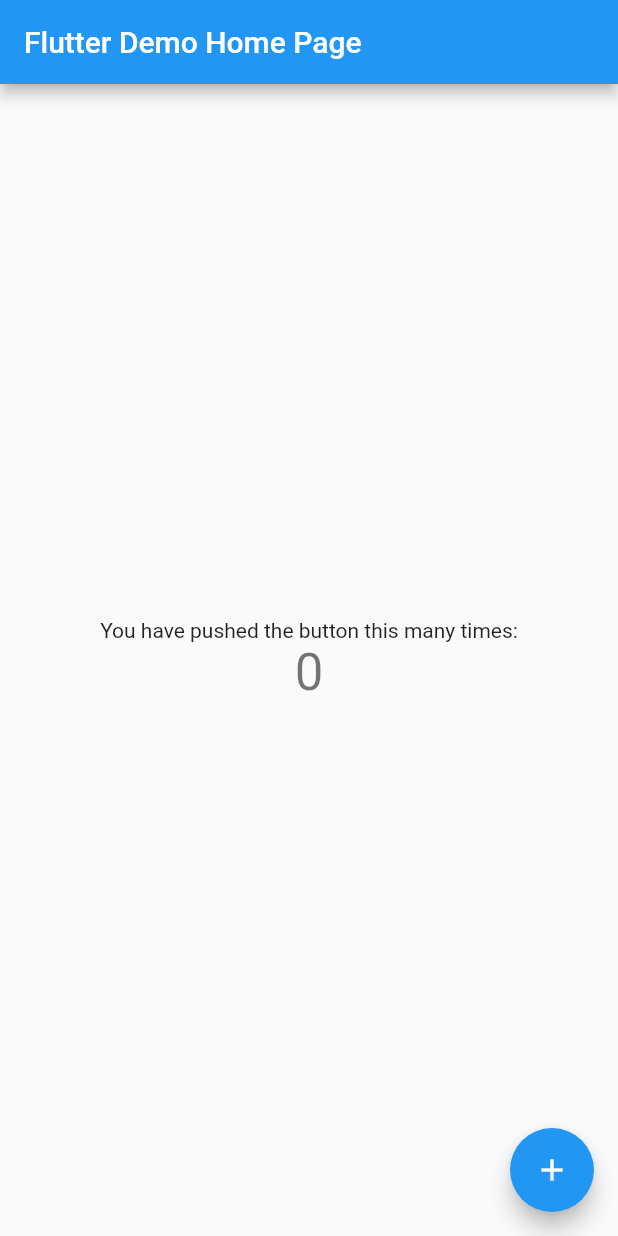
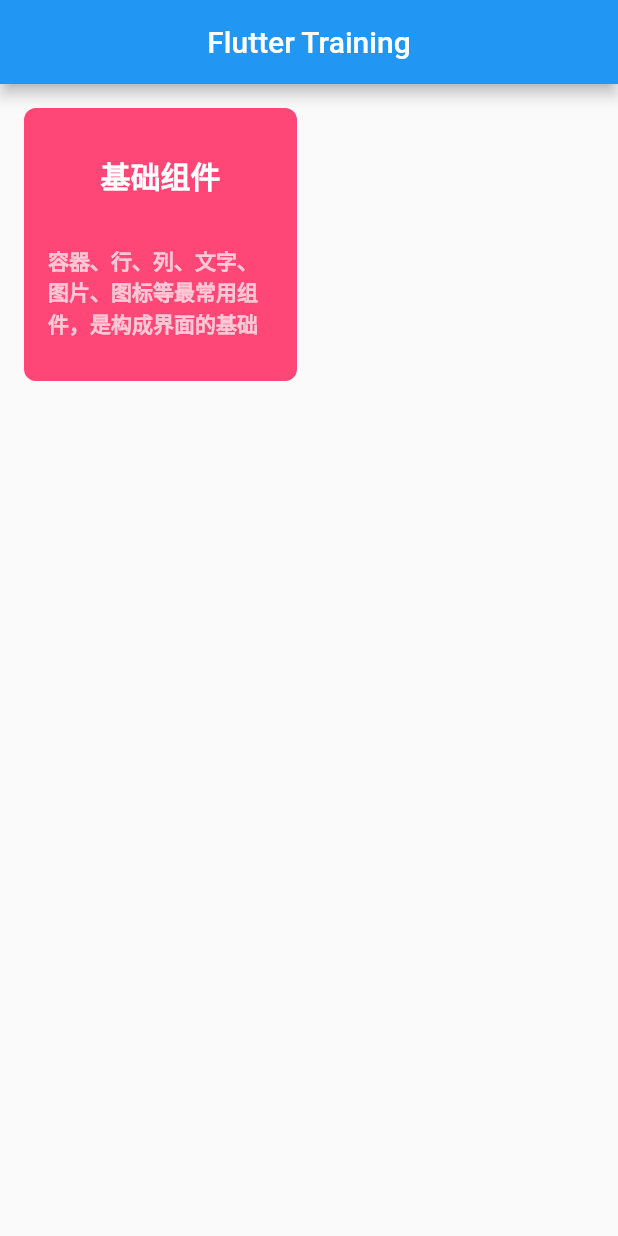
Before and after one commit to SmallStoneSK/flutter_training_app, a Flutter app: the screen it shows after launch, on a phone screen of 412 x 824 dp. Run offline on Flutter 3.47's test engine with Material 2 defaults, Android fonts, the phone set to English and light mode, and no system bars.

```diff
--- a/lib/main.dart
+++ b/lib/main.dart
@@ -1,111 +1,122 @@
 import 'package:flutter/material.dart';
+
+import 'basic_widgets/index.dart';
 
 void main() => runApp(MyApp());
 
 class MyApp extends StatelessWidget {
-  // This widget is the root of your application.
   @override
   Widget build(BuildContext context) {
     return MaterialApp(
       title: 'Flutter Demo',
       theme: ThemeData(
-        // This is the theme of your application.
-        //
-        // Try running your application with "flutter run". You'll see the
-        // application has a blue toolbar. Then, without quitting the app, try
-        // changing the primarySwatch below to Colors.green and then invoke
-        // "hot reload" (press "r" in the console where you ran "flutter run",
-        // or simply save your changes to "hot reload" in a Flutter IDE).
-        // Notice that the counter didn't reset back to zero; the application
-        // is not restarted.
         primarySwatch: Colors.blue,
       ),
-      home: MyHomePage(title: 'Flutter Demo Home Page'),
+      home: HomePage(),
+      routes: {
+        'basic_widgets': (context) => BasicWidgetsDemo()
+      },
     );
   }
 }
 
-class MyHomePage extends StatefulWidget {
-  MyHomePage({Key key, this.title}) : super(key: key);
+/// 颜色
+const List<Color> COLORS = [
+  Color(0xFFFF4777),
+  Color(0xFFCA6924),
+  Color(0xFF00BC12),
+  Color(0xFF725E82),
+  Color(0xFFFFA400),
+  Color(0xFFDD7160),
+  Color(0xFF5D513C),
+  Color(0xFFD180D2),
+];
 
-  // This widget is the home page of your application. It is stateful, meaning
-  // that it has a State object (defined below) that contains fields that affect
-  // how it looks.
+/// 例子
+const DEMOS = [
+  Demo(
+    title: '基础组件',
+    description: '容器、行、列、文字、图片、图标等最常用组件，是构成界面的基础',
+    routeName: 'basic_widgets',
+  ),
+];
 
-  // This class is the configuration for the state. It holds the values (in this
-  // case the title) provided by the parent (in this case the App widget) and
-  // used by the build method of the State. Fields in a Widget subclass are
-  // always marked "final".
-
+class Demo {
+  /// 标题
   final String title;
 
-  @override
-  _MyHomePageState createState() => _MyHomePageState();
-}
+  /// 描述
+  final String description;
 
-class _MyHomePageState extends State<MyHomePage> {
-  int _counter = 0;
+  /// 路由名
+  final String routeName;
 
-  void _incrementCounter() {
-    setState(() {
-      // This call to setState tells the Flutter framework that something has
-      // changed in this State, which causes it to rerun the build method below
-      // so that the display can reflect the updated values. If we changed
-      // _counter without calling setState(), then the build method would not be
-      // called again, and so nothing would appear to happen.
-      _counter++;
+  const Demo({
+    this.title,
+    this.description,
+    this.routeName,
   });
 }
 
+class HomePage extends StatelessWidget {
   @override
   Widget build(BuildContext context) {
-    // This method is rerun every time setState is called, for instance as done
-    // by the _incrementCounter method above.
-    //
-    // The Flutter framework has been optimized to make rerunning build methods
-    // fast, so that you can just rebuild anything that needs updating rather
-    // than having to individually change instances of widgets.
     return Scaffold(
       appBar: AppBar(
-        // Here we take the value from the MyHomePage object that was created by
-        // the App.build method, and use it to set our appbar title.
-        title: Text(widget.title),
+        centerTitle: true,
+        title: Text('Flutter Training'),
       ),
-      body: Center(
-        // Center is a layout widget. It takes a single child and positions it
-        // in the middle of the parent.
+      body: GridView.builder(
+        itemCount: DEMOS.length,
+        padding: EdgeInsets.all(16),
+        gridDelegate: SliverGridDelegateWithFixedCrossAxisCount(
+          crossAxisCount: 2,
+          crossAxisSpacing: 16,
+          mainAxisSpacing: 16,
+          childAspectRatio: 1.0,
+        ),
+        itemBuilder: (context, index) {
+          return FlatButton(
+            onPressed: () => Navigator.pushNamed(context, DEMOS[index].routeName),
+            color: COLORS[index % COLORS.length],
+            shape: RoundedRectangleBorder(
+              borderRadius: BorderRadius.circular(8),
+            ),
             child: Column(
-          // Column is also layout widget. It takes a list of children and
-          // arranges them vertically. By default, it sizes itself to fit its
-          // children horizontally, and tries to be as tall as its parent.
-          //
-          // Invoke "debug painting" (press "p" in the console, choose the
-          // "Toggle Debug Paint" action from the Flutter Inspector in Android
-          // Studio, or the "Toggle Debug Paint" command in Visual Studio Code)
-          // to see the wireframe for each widget.
-          //
-          // Column has various properties to control how it sizes itself and
-          // how it positions its children. Here we use mainAxisAlignment to
-          // center the children vertically; the main axis here is the vertical
-          // axis because Columns are vertical (the cross axis would be
-          // horizontal).
               mainAxisAlignment: MainAxisAlignment.center,
+              crossAxisAlignment: CrossAxisAlignment.center,
               children: <Widget>[
-            Text(
-              'You have pushed the button this many times:',
+                Expanded(
+                  flex: 1,
+                  child: Center(
+                    child: Text(
+                      DEMOS[index].title,
+                      style: TextStyle(
+                        fontSize: 20,
+                        fontWeight: FontWeight.bold,
+                        color: Colors.white,
                       ),
-            Text(
-              '$_counter',
-              style: Theme.of(context).textTheme.display1,
+                    ),
+                  ),
+                ),
+                Expanded(
+                  flex: 1,
+                  child: Text(
+                    DEMOS[index].description,
+                    maxLines: 3,
+                    overflow: TextOverflow.ellipsis,
+                    style: TextStyle(
+                      fontSize: 14,
+                      fontWeight: FontWeight.bold,
+                      color: Colors.white70,
+                    ),
+                  ),
                 ),
               ],
             ),
+          );
+        },
       ),
-      floatingActionButton: FloatingActionButton(
-        onPressed: _incrementCounter,
-        tooltip: 'Increment',
-        child: Icon(Icons.add),
-      ), // This trailing comma makes auto-formatting nicer for build methods.
     );
   }
 }
```
Also changed, not shown: lib/basic_widgets/index.dart (added, +33 -0 lines), lib/basic_widgets/pet_card.dart (added, +274 -0 lines), 1 other file. Lines whose indentation alone changed are shown as unchanged.
